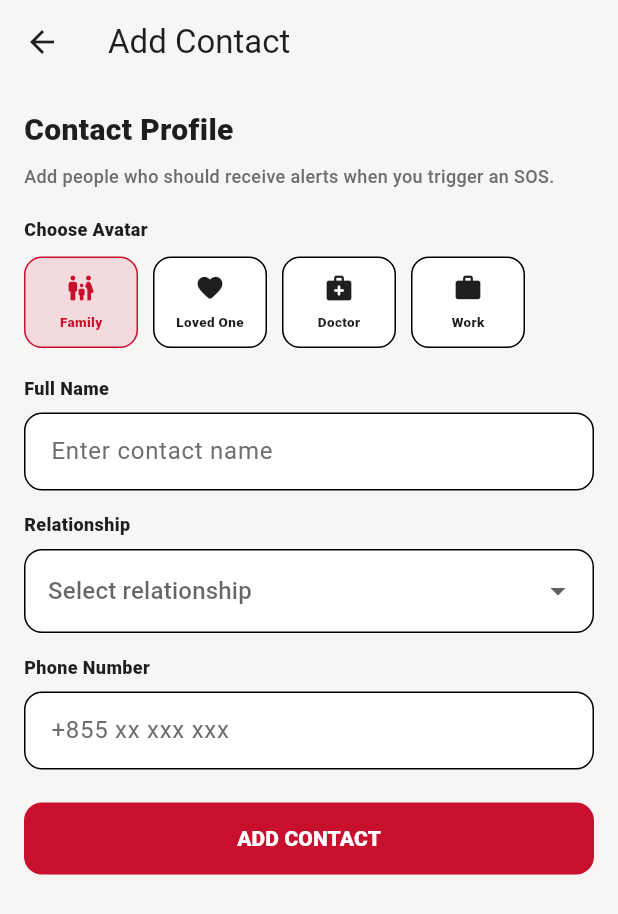
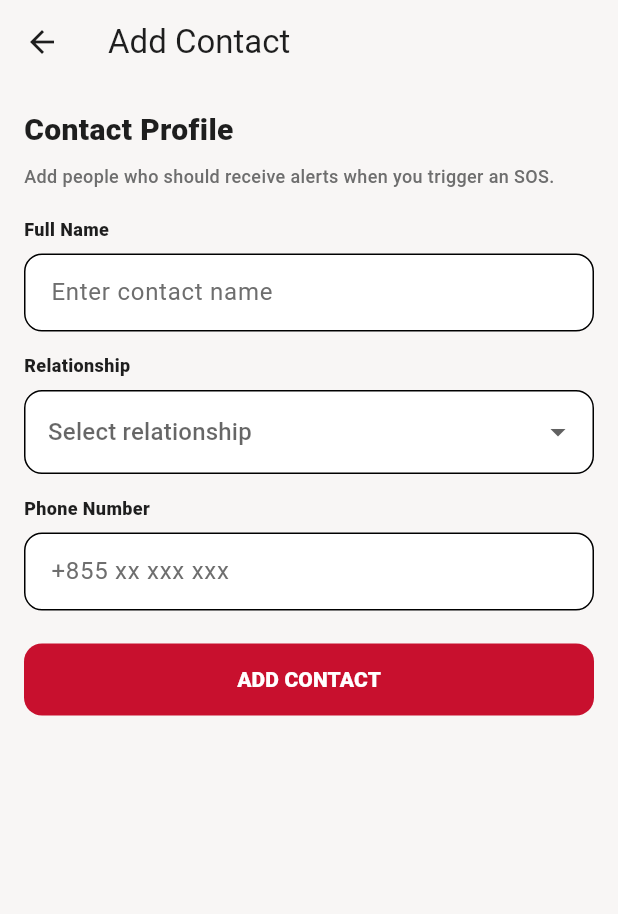
Before and after one commit to oulongheng09/Emergency_App, a Flutter app: the AddEditContactScreen screen opened directly, on a phone screen of 412 x 824 dp. Shown: the top 914 px of the screen. Run offline on Flutter 3.47's test engine with Material 3 defaults, Android fonts, the light colour scheme and no system bars; our stand-ins replace flutter_map, geolocator, latlong2, video_player; accounts and stored records are empty.

Commit message:
Add khmer language to relationship dropdown

```diff
--- a/lib/features/personal_contacts/add_edit_contact_screen.dart
+++ b/lib/features/personal_contacts/add_edit_contact_screen.dart
@@ -17,14 +17,6 @@ class _AddEditContactScreenState extends State<AddEditContactScreen> {
   late final TextEditingController _nameController;
   late final TextEditingController _relationshipController;
   late final TextEditingController _phoneController;
-  late _AvatarOption _selectedAvatar;
-
-  static const List<_AvatarOption> _avatarOptions = [
-    _AvatarOption(label: 'Family', icon: Icons.family_restroom_rounded),
-    _AvatarOption(label: 'Loved One', icon: Icons.favorite_rounded),
-    _AvatarOption(label: 'Doctor', icon: Icons.medical_services_rounded),
-    _AvatarOption(label: 'Work', icon: Icons.work_rounded),
-  ];
 
   bool get _isEditing => widget.contact != null;
 
@@ -37,7 +29,6 @@ class _AddEditContactScreenState extends State<AddEditContactScreen> {
       text: contact?.relationship ?? '',
     );
     _phoneController = TextEditingController(text: contact?.phone ?? '');
-    _selectedAvatar = _avatarOptions.first;
   }
 
   @override
@@ -75,7 +66,7 @@ class _AddEditContactScreenState extends State<AddEditContactScreen> {
       name: name,
       relationship: relationship,
       phone: phone,
-      icon: _selectedAvatar.icon,
+      icon: Icons.person,
       iconColor: Colors.blue,
     );
 
@@ -121,32 +112,6 @@ class _AddEditContactScreenState extends State<AddEditContactScreen> {
               fontWeight: FontWeight.w500,
               color: isDarkMode ? Colors.white70 : AppColors.textGrey,
             ),
-          ),
-          const SizedBox(height: 18),
-          Text(
-            AppText.t(context, en: 'Choose Avatar', km: 'ជ្រើសរើសរូបតំណាង'),
-            style: TextStyle(
-              fontSize: 12,
-              fontWeight: FontWeight.w800,
-              color: AppColors.textDark,
-            ),
-          ),
-          const SizedBox(height: 10),
-          Wrap(
-            spacing: 10,
-            runSpacing: 10,
-            children: [
-              for (final option in _avatarOptions)
-                _AvatarChoice(
-                  option: option,
-                  isSelected: option == _selectedAvatar,
-                  onTap: () {
-                    setState(() {
-                      _selectedAvatar = option;
-                    });
-                  },
-                ),
-            ],
           ),
           const SizedBox(height: 18),
           _ContactField(
@@ -282,11 +247,11 @@ class _DropdownRelationshipField extends StatelessWidget {
 
   final TextEditingController controller;
 
-  static const List<String> relationships = [
-    'Family',
-    'Loved One',
-    'Doctor',
-    'Work',
+  static const List<_RelationshipOption> relationships = [
+    _RelationshipOption(en: 'Family', km: 'គ្រួសារ'),
+    _RelationshipOption(en: 'Loved One', km: 'មនុស្សជាទីស្រឡាញ់'),
+    _RelationshipOption(en: 'Doctor', km: 'វេជ្ជបណ្ឌិត'),
+    _RelationshipOption(en: 'Work', km: 'ការងារ'),
   ];
 
   String _normalizeRelationship(String value) {
@@ -331,7 +296,7 @@ class _DropdownRelationshipField extends StatelessWidget {
         ),
         const SizedBox(height: 8),
         DropdownButtonFormField<String>(
-          value: controller.text.isEmpty
+          initialValue: controller.text.isEmpty
               ? null
               : _normalizeRelationship(controller.text),
           decoration: InputDecoration(
@@ -351,7 +316,10 @@ class _DropdownRelationshipField extends StatelessWidget {
             ),
           ),
           items: relationships.map((item) {
-            return DropdownMenuItem(value: item, child: Text(item));
+            return DropdownMenuItem(
+              value: item.en,
+              child: Text(AppText.t(context, en: item.en, km: item.km)),
+            );
           }).toList(),
           onChanged: (value) {
             controller.text = value ?? '';
@@ -362,69 +330,9 @@ class _DropdownRelationshipField extends StatelessWidget {
   }
 }
 
-class _AvatarOption {
-  const _AvatarOption({
-    required this.label,
-    required this.icon,
-  });
+class _RelationshipOption {
+  const _RelationshipOption({required this.en, required this.km});
 
-  final String label;
-  final IconData icon;
+  final String en;
+  final String km;
 }
-
-class _AvatarChoice extends StatelessWidget {
-  const _AvatarChoice({
-    required this.option,
-    required this.isSelected,
-    required this.onTap,
-  });
-
-  final _AvatarOption option;
-  final bool isSelected;
-  final VoidCallback onTap;
-
-  @override
-  Widget build(BuildContext context) {
-    final theme = Theme.of(context);
-    return InkWell(
-      onTap: onTap,
-      borderRadius: BorderRadius.circular(12),
-      child: Container(
-        width: 76,
-        padding: const EdgeInsets.symmetric(vertical: 10),
-        decoration: BoxDecoration(
-          color: isSelected
-              ? AppColors.primaryRed.withValues(alpha: 0.12)
-              : theme.colorScheme.surface,
-          borderRadius: BorderRadius.circular(12),
-          border: Border.all(
-            color: isSelected ? AppColors.primaryRed : theme.dividerColor,
-          ),
-        ),
-        child: Column(
-          mainAxisSize: MainAxisSize.min,
-          children: [
-            Icon(
-              option.icon,
-              size: 20,
-              color: isSelected
-                  ? AppColors.primaryRed
-                  : theme.colorScheme.onSurface,
-            ),
-            const SizedBox(height: 6),
-            Text(
-              option.label,
-              style: TextStyle(
-                fontSize: 9,
-                fontWeight: FontWeight.w800,
-                color: isSelected
-                    ? AppColors.primaryRed
-                    : theme.colorScheme.onSurface,
-              ),
-            ),
-          ],
-        ),
-      ),
-    );
-  }
-}
```
